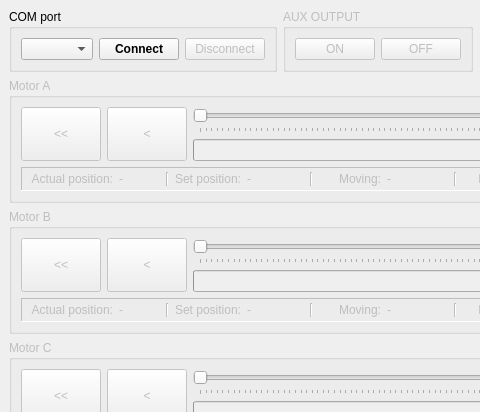
Old version of the form examples/gui_L090/gui.ui in the repository Kurokesu/SCF4-SDK; both pictures show x 0 to 480 and y 0 to 412 of the 874 by 668 pixel window.
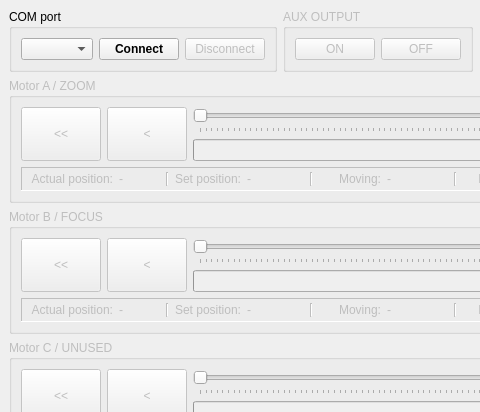
New version of the form. Icons and pictures are not drawn.

Commit message: added axis names

The edit to the form file:
```diff
--- a/examples/gui_L090/gui.ui
+++ b/examples/gui_L090/gui.ui
@@ -121,7 +121,7 @@
        <string notr="true"/>
       </property>
       <property name="title">
-       <string>Motor A</string>
+       <string>Motor A / ZOOM</string>
       </property>
       <layout class="QGridLayout" name="gridLayout">
        <item row="0" column="0">
@@ -463,7 +463,7 @@
        <bool>false</bool>
       </property>
       <property name="title">
-       <string>Motor B</string>
+       <string>Motor B / FOCUS</string>
       </property>
       <layout class="QGridLayout" name="gridLayout_2">
        <item row="0" column="0">
@@ -798,7 +798,7 @@
        <bool>false</bool>
       </property>
       <property name="title">
-       <string>Motor C</string>
+       <string>Motor C / UNUSED</string>
       </property>
       <layout class="QGridLayout" name="gridLayout_3">
        <item row="1" column="0">
```
The commit also changes 2 other files.
